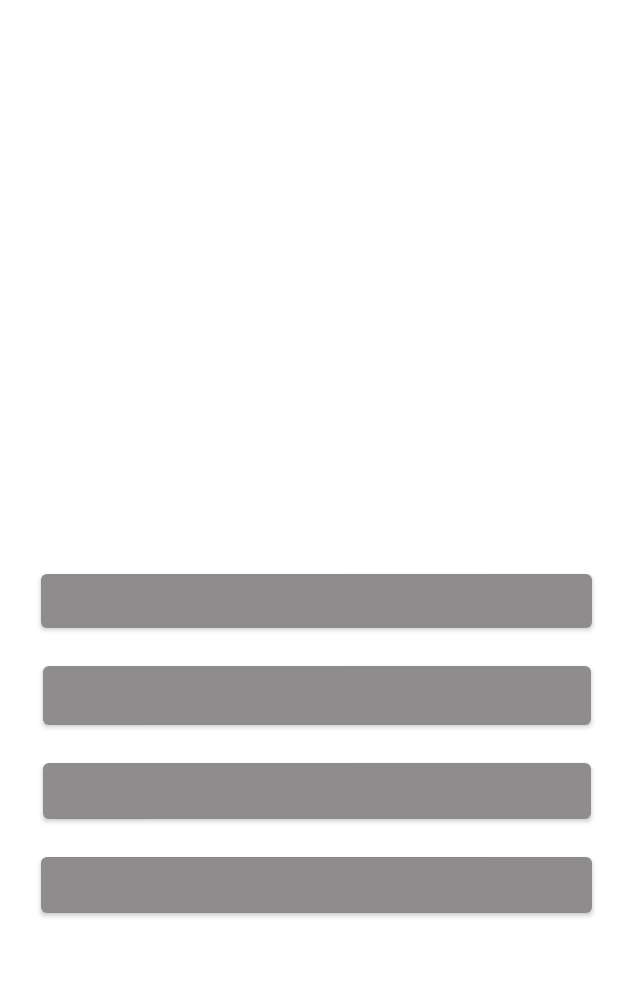
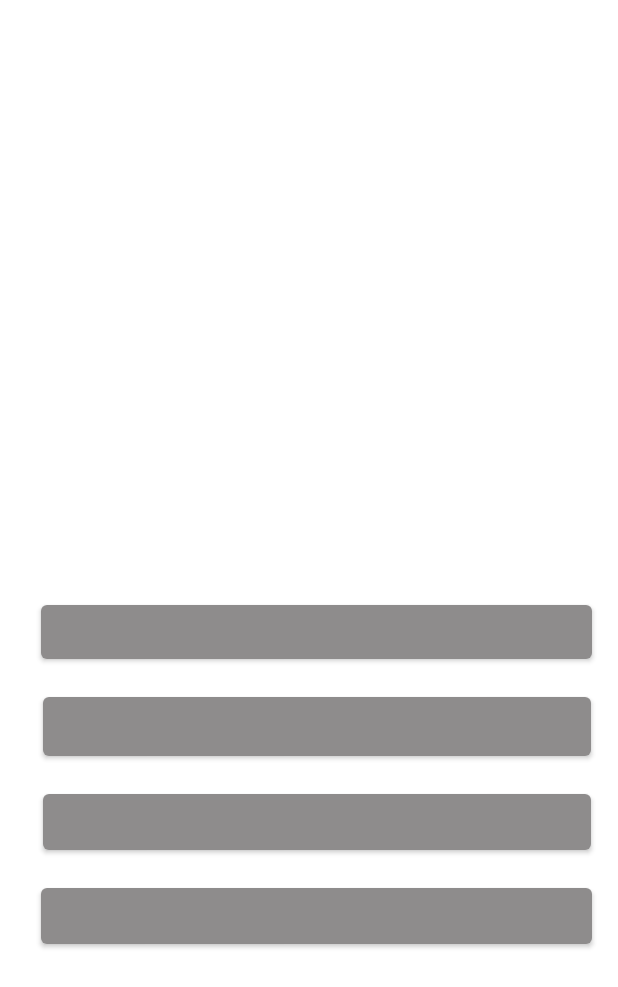
Before and after one commit to Marchi14/Trivial, an Android app: the layout activity_pregunta.xml on its own in the app's theme, with its tools: preview values and no code run, on a phone screen of 412 x 824 dp. Shown: the top 987 px of the screen. Run offline under Robolectric (Android 15) with nearby library versions, the phone set to English and light mode, and no system bars.

Commit message:
Preguntas

```diff
--- a/app/src/main/res/layout/activity_pregunta.xml
+++ b/app/src/main/res/layout/activity_pregunta.xml
@@ -2,6 +2,7 @@
 <androidx.constraintlayout.widget.ConstraintLayout xmlns:android="http://schemas.android.com/apk/res/android"
     xmlns:app="http://schemas.android.com/apk/res-auto"
     xmlns:tools="http://schemas.android.com/tools"
+    android:id="@+id/LayoutPadre"
     android:layout_width="match_parent"
     android:layout_height="match_parent"
     tools:context=".PreguntaActivity">
@@ -12,12 +13,14 @@
         android:layout_height="325dp"
         android:layout_marginStart="17dp"
         android:layout_marginLeft="17dp"
-        android:layout_marginTop="15dp"
+        android:layout_marginTop="36dp"
         android:layout_marginEnd="19dp"
         android:layout_marginRight="19dp"
         android:fontFamily="@font/aclonica"
+        android:gravity="center"
         android:textSize="24sp"
         app:layout_constraintEnd_toEndOf="parent"
+        app:layout_constraintHorizontal_bias="1.0"
         app:layout_constraintStart_toStartOf="parent"
         app:layout_constraintTop_toTopOf="parent" />
 
@@ -30,6 +33,7 @@
         android:layout_marginTop="36dp"
         android:layout_marginEnd="19dp"
         android:layout_marginRight="19dp"
+        android:gravity="center"
         android:textColor="#FFFFFF"
         app:backgroundTint="#8E8C8C"
         app:layout_constraintEnd_toEndOf="parent"
@@ -45,6 +49,7 @@
         android:layout_marginTop="13dp"
         android:layout_marginEnd="19dp"
         android:layout_marginRight="19dp"
+        android:gravity="center"
         android:textColor="#FFFFFF"
         app:backgroundTint="#8E8C8C"
         app:layout_constraintEnd_toEndOf="parent"
@@ -60,6 +65,7 @@
         android:layout_marginTop="13dp"
         android:layout_marginEnd="19dp"
         android:layout_marginRight="19dp"
+        android:gravity="center"
         android:textColor="#FFFFFF"
         app:backgroundTint="#8E8C8C"
         app:layout_constraintEnd_toEndOf="parent"
@@ -75,6 +81,7 @@
         android:layout_marginTop="13dp"
         android:layout_marginEnd="19dp"
         android:layout_marginRight="19dp"
+        android:gravity="center"
         android:textColor="#FFFFFF"
         app:backgroundTint="#8E8C8C"
         app:layout_constraintEnd_toEndOf="parent"
```
Also changed, not shown: app/src/main/java/com/example/trivial/JuegoActivity.java (+13 -14 lines), app/src/main/java/com/example/trivial/MainActivity.java (+4 -5 lines), app/src/main/java/com/example/trivial/PreguntaActivity.java (+30 -7 lines), app/src/main/java/com/example/trivial/Sqlite.java (+10 -6 lines), app/src/main/res/layout/activity_juego.xml (+5 -2 lines), app/src/main/res/drawable/dado4.png, app/src/main/res/drawable/dado5.png, app/src/main/res/drawable/dado6.png.
